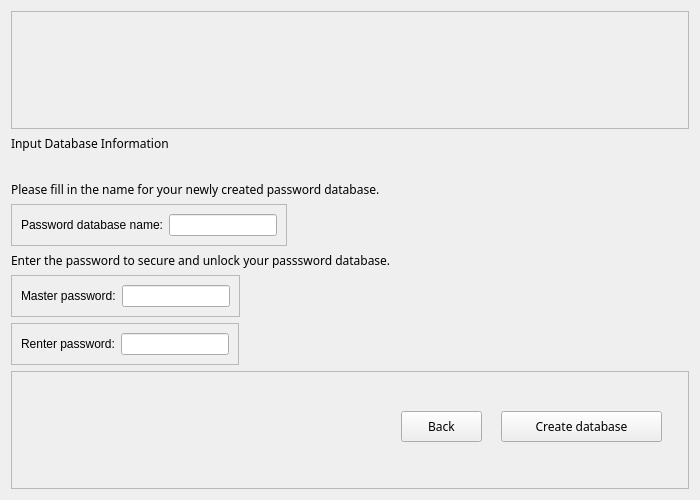
Quinz7339/CIPM, file createdb.ui: the form before one commit.
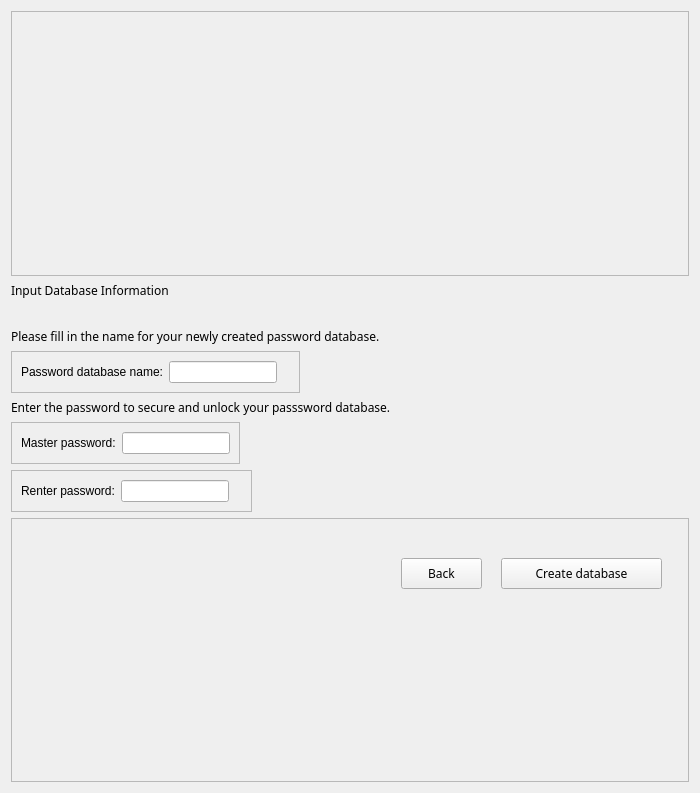
The form after the commit. Icons and pictures are not drawn.

Commit message: UI logic for createDB. Left with file creation.

Diff of the .ui file:
```diff
--- a/createdb.ui
+++ b/createdb.ui
@@ -10,7 +10,7 @@
     <x>0</x>
     <y>0</y>
     <width>700</width>
-    <height>500</height>
+    <height>793</height>
    </rect>
   </property>
   <property name="minimumSize">
@@ -114,6 +114,13 @@
         </property>
        </widget>
       </item>
+      <item>
+       <widget class="QLabel" name="lbl_dbName_msg">
+        <property name="text">
+         <string/>
+        </property>
+       </widget>
+      </item>
      </layout>
     </widget>
    </item>
@@ -192,6 +199,13 @@
         </property>
        </widget>
       </item>
+      <item>
+       <widget class="QLabel" name="lbl_MasterPasswd_msg">
+        <property name="text">
+         <string/>
+        </property>
+       </widget>
+      </item>
      </layout>
     </widget>
    </item>
```
Left out of the diff: 2 changed lines with no effect on the pictures. The commit also changes 4 other files.
